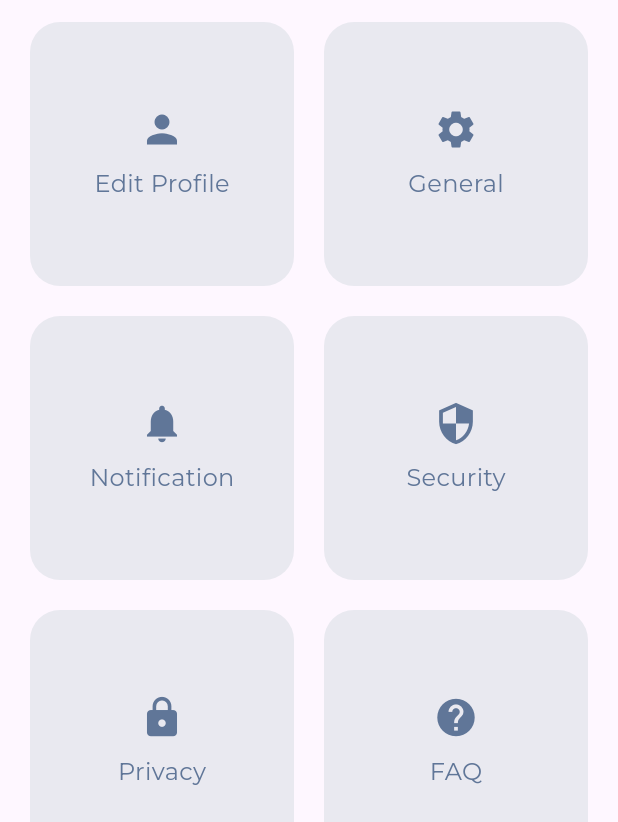
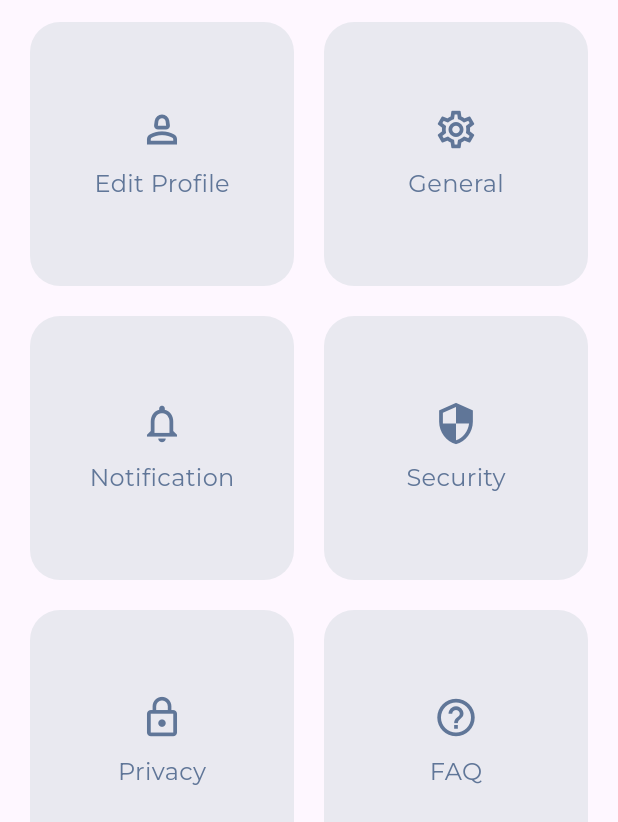
Before and after one commit to jayawardhanadskp/News_App_Ui, a Flutter app: the Profile screen opened directly, on a phone screen of 412 x 824 dp. Shown: the part 227-1049 px from the top of the screen. Run offline on Flutter 3.47's test engine with Material 3 defaults, Android fonts, the phone set to English and light mode, and no system bars; our stand-ins replace google_fonts.

Commit message:
screen 13

```diff
--- a/lib/screens/13.dart
+++ b/lib/screens/13.dart
@@ -47,12 +47,12 @@ class Profile extends StatelessWidget {
                 crossAxisSpacing: 20,
                 mainAxisSpacing: 20,
                 children: [
-                  _options(Icons.person, 'Edit Profile'),
-                  _options(Icons.settings, 'General'),
-                  _options(Icons.notifications, 'Notification'),
-                  _options(Icons.security, 'Security'),
-                  _options(Icons.lock, 'Privacy'),
-                  _options(Icons.help, 'FAQ'),
+                  _options(Icons.person_2_outlined, 'Edit Profile'),
+                  _options(Icons.settings_outlined, 'General'),
+                  _options(Icons.notifications_outlined, 'Notification'),
+                  _options(Icons.security_outlined, 'Security'),
+                  _options(Icons.lock_outline, 'Privacy'),
+                  _options(Icons.help_outline, 'FAQ'),
                   _options(Icons.logout, 'Logout'),
                 ],
               ),
@@ -64,7 +64,9 @@ class Profile extends StatelessWidget {
   }
 
   Widget _options(IconData icon, String title) {
-    return Container(
+    return SizedBox(
+      height: 70,
+      child: Container(
         decoration: BoxDecoration(
           borderRadius: BorderRadius.circular(20),
           color: CustomColors.gray,
@@ -83,6 +85,7 @@ class Profile extends StatelessWidget {
             ),
           ],
         ),
+      ),
     );
   }
 }
```
Lines whose indentation alone changed are shown as unchanged.
